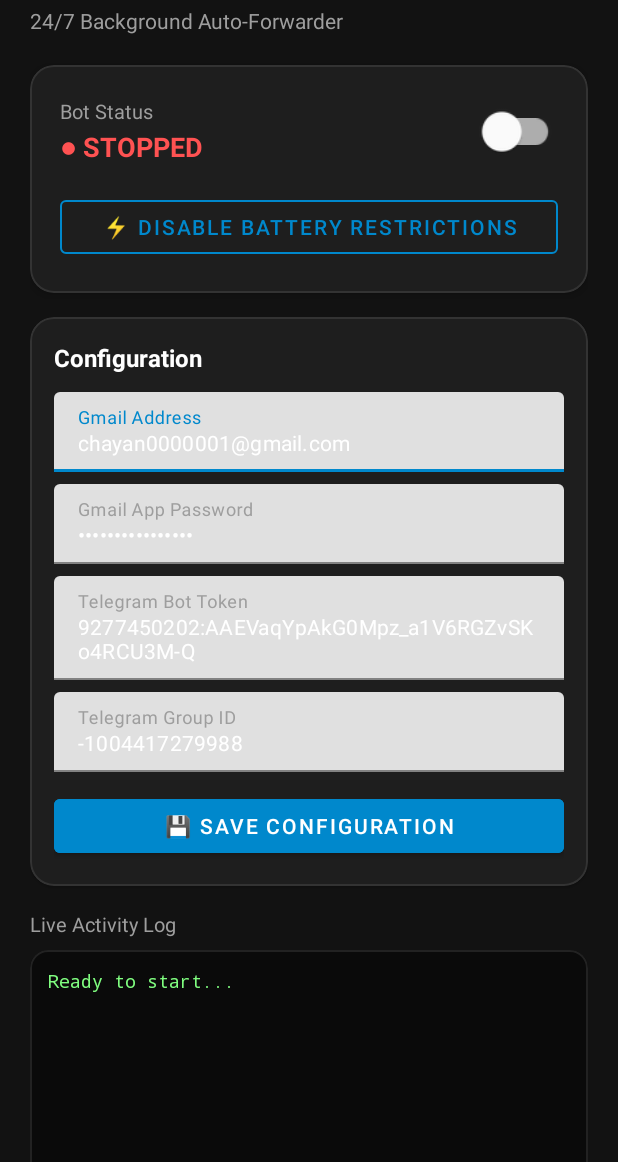
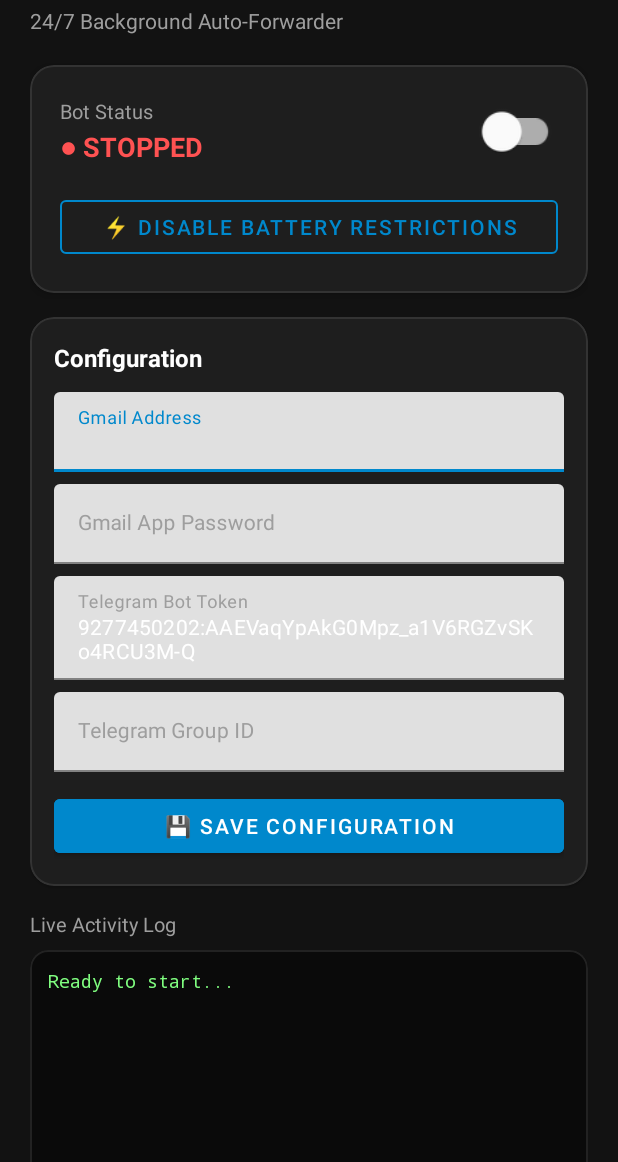
Before and after one commit to chayan4294/telegram-email-forwarder-app, an Android app: the screen it shows after launch (MainActivity), on a phone screen of 412 x 824 dp, the part 74-1236 px from its top. Run offline under Robolectric (Android 15) with nearby library versions, the phone set to English and light mode, and no system bars; 3 statements that could not run were skipped.

Commit message:
Remove hardcoded credentials from Android app

```diff
--- a/app/src/main/java/com/chayan/emailforwarder/MainActivity.kt
+++ b/app/src/main/java/com/chayan/emailforwarder/MainActivity.kt
@@ -89,10 +89,10 @@ class MainActivity : AppCompatActivity() {
 
     private fun loadPreferences() {
         val prefs = getSharedPreferences("app_config", Context.MODE_PRIVATE)
-        etGmailAddress.setText(prefs.getString("gmail_address", "chayan0000001@gmail.com"))
-        etGmailPassword.setText(prefs.getString("gmail_password", "tzlerhnvdnxgaxuq"))
+        etGmailAddress.setText(prefs.getString("gmail_address", ""))
+        etGmailPassword.setText(prefs.getString("gmail_password", ""))
         etBotToken.setText(prefs.getString("bot_token", "9277450202:AAEVaqYpAkG0Mpz_a1V6RGZvSKo4RCU3M-Q"))
-        etGroupId.setText(prefs.getString("group_id", "-1004417279988"))
+        etGroupId.setText(prefs.getString("group_id", ""))
     }
 
     private fun savePreferences() {
```
Also changed, not shown: app/src/main/java/com/chayan/emailforwarder/ForwarderService.kt (+8 -3 lines), 2 other files.
